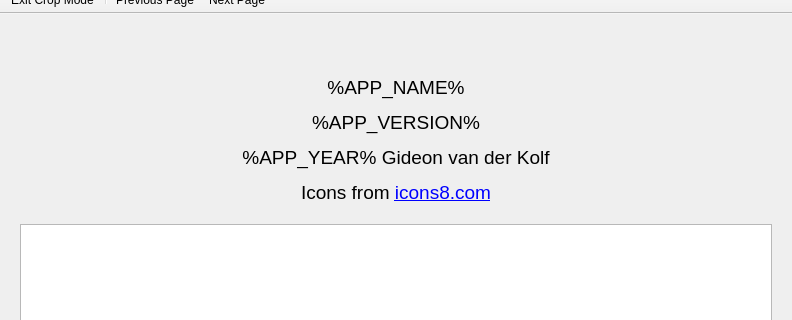
The window that src/mainwindow.ui (noedigcode/SheepMusic) describes before a commit, drawn with Qt 5; both pictures show x 0 to 792 and y 102 to 422 of the 792 by 650 pixel window.
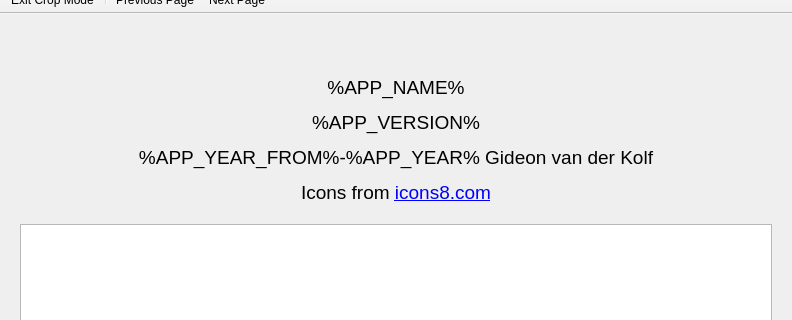
The same window after the commit. Icons and pictures are not drawn. Custom widgets are drawn as their Qt base class.

Commit message: Update changelog for v1.0.0. Bump year to 2025.

Patch:
```diff
--- a/src/mainwindow.ui
+++ b/src/mainwindow.ui
@@ -344,7 +344,7 @@
         <item>
          <widget class="QLabel" name="label_version">
           <property name="text">
-           <string>&lt;html&gt;&lt;head/&gt;&lt;body&gt;&lt;p&gt;%APP_NAME%&lt;/p&gt;&lt;p&gt;%APP_VERSION%&lt;/p&gt;&lt;p&gt;%APP_YEAR% Gideon van der Kolf&lt;/p&gt;&lt;p&gt;Icons from &lt;a href=&quot;https://icons8.com&quot;&gt;&lt;span style=&quot; text-decoration: underline; color:#0000ff;&quot;&gt;icons8.com&lt;/span&gt;&lt;/a&gt;&lt;/p&gt;&lt;/body&gt;&lt;/html&gt;</string>
+           <string>&lt;html&gt;&lt;head/&gt;&lt;body&gt;&lt;p&gt;%APP_NAME%&lt;/p&gt;&lt;p&gt;%APP_VERSION%&lt;/p&gt;&lt;p&gt;%APP_YEAR_FROM%-%APP_YEAR% Gideon van der Kolf&lt;/p&gt;&lt;p&gt;Icons from &lt;a href=&quot;https://icons8.com&quot;&gt;&lt;span style=&quot; text-decoration: underline; color:#0000ff;&quot;&gt;icons8.com&lt;/span&gt;&lt;/a&gt;&lt;/p&gt;&lt;/body&gt;&lt;/html&gt;</string>
           </property>
           <property name="textFormat">
            <enum>Qt::MarkdownText</enum>
```
The commit also changes 5 other files.
